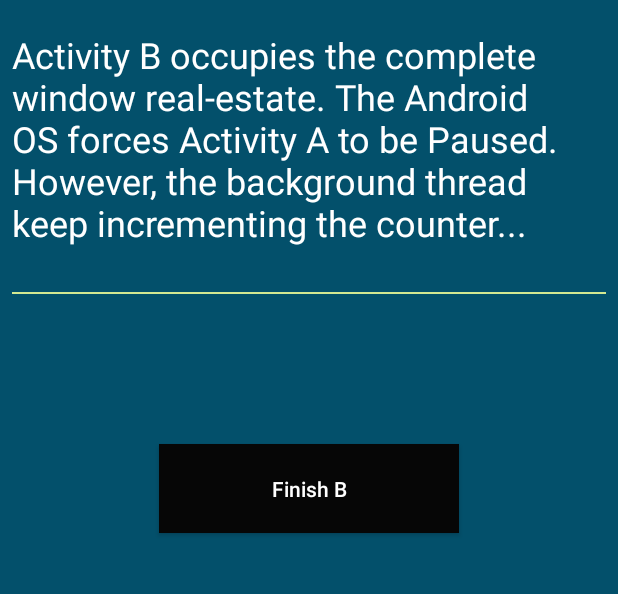
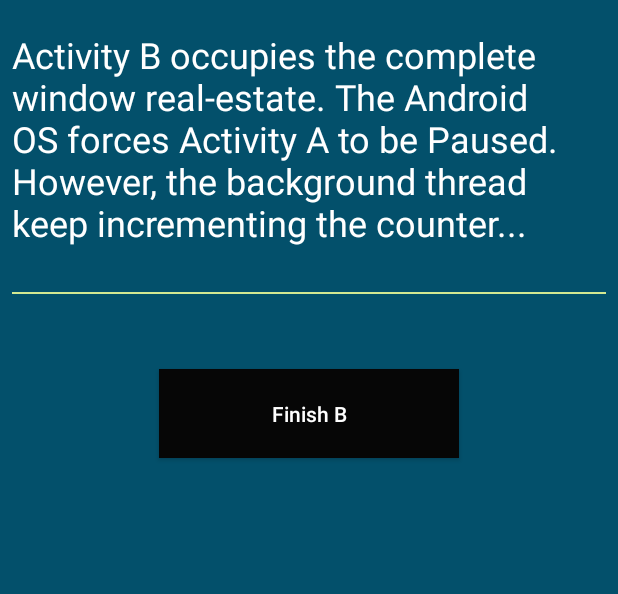
Before and after one commit to lelea2/CMPE277, an Android app: the layout activity_b.xml on its own in the app's theme, with its tools: preview values and no code run, on a phone screen of 412 x 824 dp, the part 171-765 px from its top. Run offline under Robolectric (Android 15) with nearby library versions, the phone set to English and light mode, and no system bars.

Commit message:
Fixing for layout b

```diff
--- a/Assignment1/app/src/main/java/com/example/kdao/assignment1/ActivityB.java
+++ b/Assignment1/app/src/main/java/com/example/kdao/assignment1/ActivityB.java
@@ -13,6 +13,7 @@ public class ActivityB extends AppCompatActivity {
     @Override
     protected void onCreate(Bundle savedInstanceState) {
         super.onCreate(savedInstanceState);
+        setContentView(R.layout.activity_b);
     }
 
     public void startDialog(View v) {
--- a/Assignment1/app/src/main/res/layout/activity_b.xml
+++ b/Assignment1/app/src/main/res/layout/activity_b.xml
@@ -40,6 +40,7 @@
         android:text="@string/activity_b_text"
         android:textSize="@dimen/font_medium"/>
     <View
+        android:id="@+id/horizonal_line"
         android:layout_width="fill_parent"
         android:layout_height="1dip"
         android:background="@color/light_green"
@@ -48,10 +49,11 @@
         android:id="@+id/btn_close_app"
         android:layout_height="wrap_content"
         android:layout_width="200dp"
-        android:layout_marginTop="100dp"
+        android:layout_marginTop="50dp"
         android:text="@string/btn_finish_b_label"
         android:textAllCaps="false"
         android:layout_gravity="center_vertical|center_horizontal"
+        android:layout_above="@id/horizonal_line"
         android:background="@color/light_black"
         android:padding="20dp"
         android:textColor="@color/white"
```
